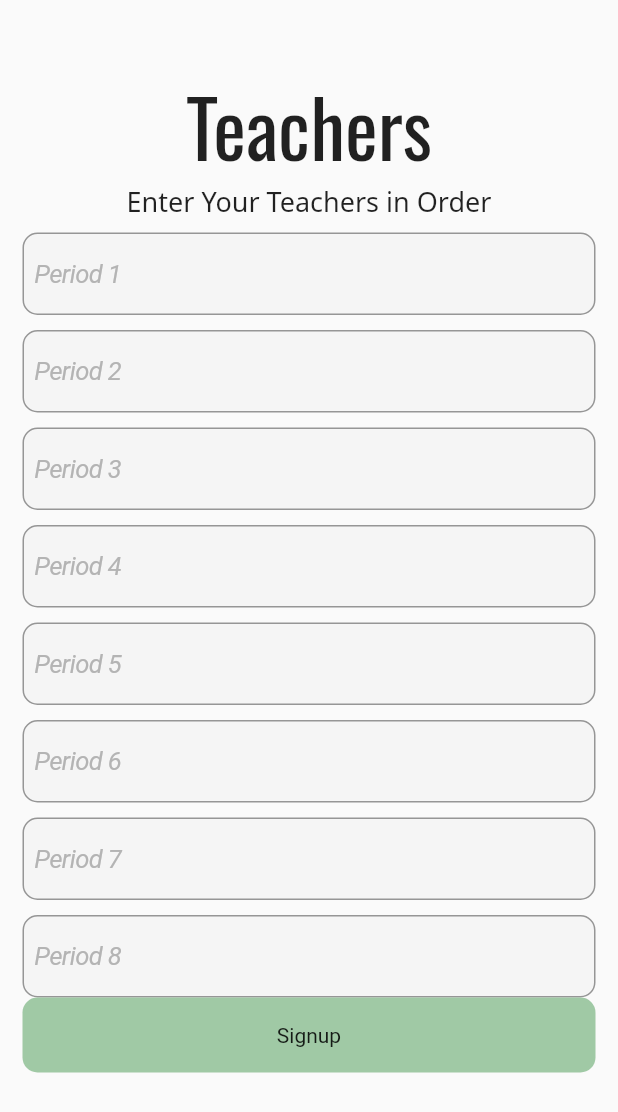
After one commit to clarify239/AbsentTeacherNotification, a Flutter app: the TeachersSignup screen opened directly, on a phone screen of 412 x 824 dp. The commit adds this screen. Shown: the top 1112 px of the screen. Run offline on Flutter 3.47's test engine with Material 2 defaults, Android fonts, the phone set to English and light mode, and no system bars; our stand-ins replace firebase_auth, firebase_core, firebase_database, firebase_messaging, google_fonts; accounts and stored records are empty; network calls fail.

Commit message:
App Changes

```diff
--- /dev/null
+++ b/gwc_csp/lib/helper.dart
@@ -0,0 +1,5 @@
+import 'package:firebase_auth/firebase_auth.dart';
+
+String getUID(){
+  return FirebaseAuth.instance.currentUser!.uid;
+}
--- a/gwc_csp/lib/home_page.dart
+++ b/gwc_csp/lib/home_page.dart
@@ -1,4 +1,5 @@
 import 'package:flutter/material.dart';
+import 'package:google_fonts/google_fonts.dart';
 
 class HomePage extends StatefulWidget {
   const HomePage({Key? key}) : super(key: key);
@@ -12,7 +13,14 @@ class _HomePageState extends State<HomePage> {
   Widget build(BuildContext context) {
     return Scaffold(
       appBar: AppBar(
-        title: Text("Homepage"),
+        automaticallyImplyLeading: false,
+        title: Center(child: Text(
+            "Homepage",
+          style: GoogleFonts.oswald(
+            fontSize: 29
+          ),
+        )),
+        backgroundColor: Color.fromRGBO(113, 163, 111, 1),
       ),
     );
   }
--- a/gwc_csp/lib/main.dart
+++ b/gwc_csp/lib/main.dart
@@ -1,10 +1,16 @@
 import 'package:firebase_core/firebase_core.dart';
 import 'package:flutter/material.dart';
 import 'login.dart';
+import 'package:firebase_messaging/firebase_messaging.dart';
+import 'firebase_options.dart';
+import 'dart:io';
 
 Future<void> main() async {
   WidgetsFlutterBinding.ensureInitialized();
   await Firebase.initializeApp();
+  //options: DefaultFirebaseOptions.currentPlatform,
+  // final fcmToken = await FirebaseMessaging.instance.getToken();
+  // print(fcmToken);
   runApp(const MyApp());
 }
 
--- a/gwc_csp/lib/signup.dart
+++ b/gwc_csp/lib/signup.dart
@@ -4,8 +4,10 @@ import 'package:firebase_database/firebase_database.dart';
 import 'package:flutter/cupertino.dart';
 import 'package:flutter/material.dart';
 import 'package:google_fonts/google_fonts.dart';
+import 'package:gwc_csp/helper.dart';
 import 'package:gwc_csp/home_page.dart';
 import 'package:gwc_csp/login.dart';
+import 'package:gwc_csp/teachers_signup.dart';
 
 class Signup extends StatefulWidget {
   const Signup({Key? key}) : super(key: key);
@@ -26,14 +28,14 @@ class _SignupState extends State<Signup> {
         password: passwordController.text,
     ).then((value) async {
       print("Signed up user");
-      await FirebaseDatabase.instance.ref().child("Users").child(studentID.text).set({
+      await FirebaseDatabase.instance.ref().child("Users").child(getUID()).update({
         "name": nameController.text,
         "id": studentID.text,
       }).then((value) {
         print("Set up profile info");
         Navigator.push(
             context,
-            MaterialPageRoute(builder: (context) => HomePage()),
+            MaterialPageRoute(builder: (context) => TeachersSignup()),
         );
       }).catchError((error) {
         print("could not set up user info " + error.toString());
@@ -141,6 +143,28 @@ class _SignupState extends State<Signup> {
             Container(
               height: 20,
             ),
+            Container(
+              height: 55,
+              padding: EdgeInsets.only(left: 15.0, right: 15.0),
+              child: CupertinoTextField(
+                controller: studentID,
+                placeholder: "Student ID",
+                placeholderStyle: TextStyle(
+                    fontStyle: FontStyle.italic,
+                    color: Color.fromRGBO(180, 180, 180, 1)
+                ),
+                decoration: BoxDecoration(
+                  color: Color.fromRGBO(245, 245, 245, 1),
+                  borderRadius: BorderRadius.circular(10.0),
+                  border: Border.all(
+                    color: Color.fromRGBO(150, 150, 150, 1),
+                  ),
+                ),
+              ),
+            ),
+            Container(
+              height: 20,
+            ),
             Padding(
               padding: const EdgeInsets.only(left: 15.0, right: 15.0),
               child: GestureDetector(
@@ -151,10 +175,16 @@ class _SignupState extends State<Signup> {
                     color: Color.fromRGBO(160, 201, 165, 1.0),
                     borderRadius: BorderRadius.circular(10.0),
                   ),
-                  child: Center(child: Text("Signup")),
+                  child: Center(child: Text("Next")),
                 ),
                 onTap: () async {
                   await signup();
+                  // Navigator.of(context).push(
+                  //   MaterialPageRoute(
+                  //     //builder: (context) => TeachersSignup(email: emailController.text, name: nameController.text, password: passwordController.text, ID: studentID.text),
+                  //     builder: (context) => TeachersSignup(),
+                  //   ),
+                  // );
                 },
               ),
             ),
--- /dev/null
+++ b/gwc_csp/lib/teachers_signup.dart
@@ -0,0 +1,283 @@
+import 'package:firebase_auth/firebase_auth.dart';
+import 'package:firebase_database/firebase_database.dart';
+import 'package:flutter/cupertino.dart';
+import 'package:flutter/material.dart';
+import 'package:google_fonts/google_fonts.dart';
+import 'package:gwc_csp/helper.dart';
+
+import 'home_page.dart';
+
+class TeachersSignup extends StatefulWidget {
+  // const TeachersSignup({Key? key, required this.email, required this.name, required this.password, required this.ID}) : super(key: key);
+  // final String email;
+  // final String name;
+  // final String password;
+  // final String ID;
+  const TeachersSignup({Key? key}) : super(key: key);
+
+  @override
+  State<TeachersSignup> createState() => _TeachersSignupState();
+}
+
+class _TeachersSignupState extends State<TeachersSignup> {
+  TextEditingController period1Teacher = new TextEditingController();
+  TextEditingController period2Teacher = new TextEditingController();
+  TextEditingController period3Teacher = new TextEditingController();
+  TextEditingController period4Teacher = new TextEditingController();
+  TextEditingController period5Teacher = new TextEditingController();
+  TextEditingController period6Teacher = new TextEditingController();
+  TextEditingController period7Teacher = new TextEditingController();
+  TextEditingController period8Teacher = new TextEditingController();
+
+  List<String> teachers = [];
+
+  Future<void> signup() async {
+    addTeachers();
+    await FirebaseDatabase.instance.ref().child("Users").child(getUID()).update({
+      "teachers": teachers,
+    }).then((value) => () {
+      print("added teachers");
+      Navigator.of(context).push(
+        MaterialPageRoute(
+          builder: (context) => HomePage(),
+        ),
+      );
+    }).catchError((error) {
+      print("could not add teachers " + error.toString());
+    });
+  }
+
+  void addTeachers() {
+    teachers.add(period1Teacher.text);
+    teachers.add(period2Teacher.text);
+    teachers.add(period3Teacher.text);
+    teachers.add(period4Teacher.text);
+    teachers.add(period5Teacher.text);
+    teachers.add(period6Teacher.text);
+    teachers.add(period7Teacher.text);
+    teachers.add(period8Teacher.text);
+  }
+
+  @override
+  Widget build(BuildContext context) {
+    return Scaffold(
+      body: SingleChildScrollView(
+        child: Column(
+          children: [
+            Padding(
+              padding: const EdgeInsets.only(top: 45.0),
+              child: Center(
+                child: Text("Teachers",
+                  style: GoogleFonts.oswald(
+                    fontSize: 52
+                  ),
+                ),
+              ),
+            ),
+            Container(
+              child: Padding(
+                padding: const EdgeInsets.only(bottom: 8.0),
+                child: Text(
+                  "Enter Your Teachers in Order",
+                  style: GoogleFonts.notoSans(
+                    fontSize: 18,
+                  ),
+                ),
+              ),
+            ),
+            Container(
+              height: 55,
+              padding: EdgeInsets.only(left: 15.0, right: 15.0),
+              child: CupertinoTextField(
+                controller: period1Teacher,
+                placeholder: "Period 1",
+                placeholderStyle: TextStyle(
+                    fontStyle: FontStyle.italic,
+                    color: Color.fromRGBO(180, 180, 180, 1)
+                ),
+                decoration: BoxDecoration(
+                  color: Color.fromRGBO(245, 245, 245, 1),
+                  borderRadius: BorderRadius.circular(10.0),
+                  border: Border.all(
+                    color: Color.fromRGBO(150, 150, 150, 1),
+                  ),
+                ),
+              ),
+            ),
+            Container(
+              height: 10,
+            ),
+            Container(
+              height: 55,
+              padding: EdgeInsets.only(left: 15.0, right: 15.0),
+              child: CupertinoTextField(
+                controller: period2Teacher,
+                placeholder: "Period 2",
+                placeholderStyle: TextStyle(
+                    fontStyle: FontStyle.italic,
+                    color: Color.fromRGBO(180, 180, 180, 1)
+                ),
+                decoration: BoxDecoration(
+                  color: Color.fromRGBO(245, 245, 245, 1),
+                  borderRadius: BorderRadius.circular(10.0),
+                  border: Border.all(
+                    color: Color.fromRGBO(150, 150, 150, 1),
+                  ),
+                ),
+              ),
+            ),
+            Container(
+              height: 10,
+            ),
+            Container(
+              height: 55,
+              padding: EdgeInsets.only(left: 15.0, right: 15.0),
+              child: CupertinoTextField(
+                controller: period3Teacher,
+                placeholder: "Period 3",
+                placeholderStyle: TextStyle(
+                    fontStyle: FontStyle.italic,
+                    color: Color.fromRGBO(180, 180, 180, 1)
+                ),
+                decoration: BoxDecoration(
+                  color: Color.fromRGBO(245, 245, 245, 1),
+                  borderRadius: BorderRadius.circular(10.0),
+                  border: Border.all(
+                    color: Color.fromRGBO(150, 150, 150, 1),
+                  ),
+                ),
+              ),
+            ),
+            Container(
+              height: 10,
+            ),
+            Container(
+              height: 55,
+              padding: EdgeInsets.only(left: 15.0, right: 15.0),
+              child: CupertinoTextField(
+                controller: period4Teacher,
+                placeholder: "Period 4",
+                placeholderStyle: TextStyle(
+                    fontStyle: FontStyle.italic,
+                    color: Color.fromRGBO(180, 180, 180, 1)
+                ),
+                decoration: BoxDecoration(
+                  color: Color.fromRGBO(245, 245, 245, 1),
+                  borderRadius: BorderRadius.circular(10.0),
+                  border: Border.all(
+                    color: Color.fromRGBO(150, 150, 150, 1),
+                  ),
+                ),
+              ),
+            ),
+            Container(
+              height: 10,
+            ),
+            Container(
+              height: 55,
+              padding: EdgeInsets.only(left: 15.0, right: 15.0),
+              child: CupertinoTextField(
+                controller: period5Teacher,
+                placeholder: "Period 5",
+                placeholderStyle: TextStyle(
+                    fontStyle: FontStyle.italic,
+                    color: Color.fromRGBO(180, 180, 180, 1)
+                ),
+                decoration: BoxDecoration(
+                  color: Color.fromRGBO(245, 245, 245, 1),
+                  borderRadius: BorderRadius.circular(10.0),
+                  border: Border.all(
+                    color: Color.fromRGBO(150, 150, 150, 1),
+                  ),
+                ),
+              ),
+            ),
+            Container(
+              height: 10,
+            ),
+            Container(
+              height: 55,
+              padding: EdgeInsets.only(left: 15.0, right: 15.0),
+              child: CupertinoTextField(
+                controller: period6Teacher,
+                placeholder: "Period 6",
+                placeholderStyle: TextStyle(
+                    fontStyle: FontStyle.italic,
+                    color: Color.fromRGBO(180, 180, 180, 1)
+                ),
+                decoration: BoxDecoration(
+                  color: Color.fromRGBO(245, 245, 245, 1),
+                  borderRadius: BorderRadius.circular(10.0),
+                  border: Border.all(
+                    color: Color.fromRGBO(150, 150, 150, 1),
+                  ),
+                ),
+              ),
+            ),
+            Container(
+              height: 10,
+            ),
+            Container(
+              height: 55,
+              padding: EdgeInsets.only(left: 15.0, right: 15.0),
+              child: CupertinoTextField(
+                controller: period7Teacher,
+                placeholder: "Period 7",
+                placeholderStyle: TextStyle(
+                    fontStyle: FontStyle.italic,
+                    color: Color.fromRGBO(180, 180, 180, 1)
+                ),
+                decoration: BoxDecoration(
+                  color: Color.fromRGBO(245, 245, 245, 1),
+                  borderRadius: BorderRadius.circular(10.0),
+                  border: Border.all(
+                    color: Color.fromRGBO(150, 150, 150, 1),
+                  ),
+                ),
+              ),
+            ),
+            Container(
+              height: 10,
+            ),
+            Container(
+              height: 55,
+              padding: EdgeInsets.only(left: 15.0, right: 15.0),
+              child: CupertinoTextField(
+                controller: period8Teacher,
+                placeholder: "Period 8",
+                placeholderStyle: TextStyle(
+                    fontStyle: FontStyle.italic,
+                    color: Color.fromRGBO(180, 180, 180, 1)
+                ),
+                decoration: BoxDecoration(
+                  color: Color.fromRGBO(245, 245, 245, 1),
+                  borderRadius: BorderRadius.circular(10.0),
+                  border: Border.all(
+                    color: Color.fromRGBO(150, 150, 150, 1),
+                  ),
+                ),
+              ),
+            ),
+            Padding(
+              padding: const EdgeInsets.only(left: 15.0, right: 15.0),
+              child: GestureDetector(
+                child: Container(
+                  height: 50,
+                  width: MediaQuery.of(context).size.width,
+                  decoration: BoxDecoration(
+                    color: Color.fromRGBO(160, 201, 165, 1.0),
+                    borderRadius: BorderRadius.circular(10.0),
+                  ),
+                  child: Center(child: Text("Signup")),
+                ),
+                onTap: () async {
+                  await signup();
+                },
+              ),
+            ),
+          ],
+        ),
+      ),
+    );
+  }
+}
--- a/gwc_csp/pubspec.yaml
+++ b/gwc_csp/pubspec.yaml
@@ -40,6 +40,8 @@ dependencies:
   firebase_core:
   firebase_auth:
   firebase_database:
+  firebase_messaging:
+  cloud_firestore:
 
 dev_dependencies:
   flutter_test:
```
Also changed, not shown: gwc_csp/lib/firebase_options.dart, gwc_csp/pubspec.lock.
